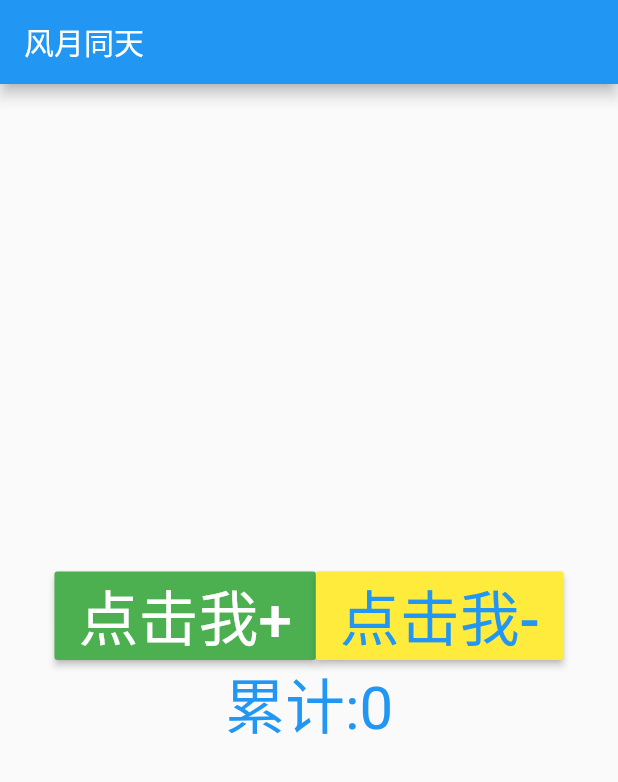
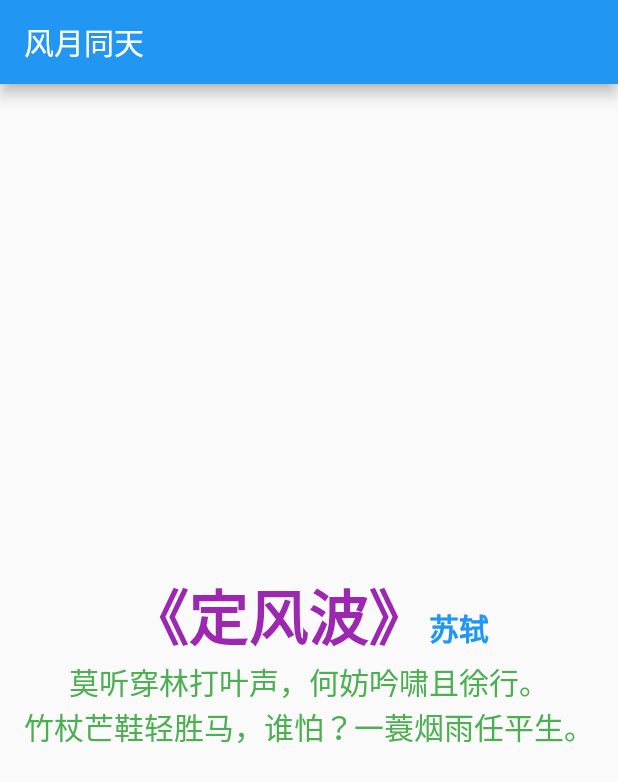
Before and after one commit to ue4-fans-code521/flutter_dart, a Flutter app: the screen it shows after launch, on a phone screen of 412 x 824 dp. Shown: the top 782 px of the screen. Run offline on Flutter 3.47's test engine with Material 2 defaults, Android fonts, the phone set to English and light mode, and no system bars.

Commit message:
4-text组件/text.rich组件

```diff
--- a/lib/main.dart
+++ b/lib/main.dart
@@ -11,8 +11,57 @@ class MyApp extends StatelessWidget {
       appBar: AppBar(
         title: Text("风月同天"),
       ),
-      body: AppContainer(),
+      body: textRichWidget(),
+//      body: textWidget(),
+//      body: AppContainer(),
     ));
+  }
+}
+
+//我们使用另外一个文本组件text.rich
+class textRichWidget extends StatelessWidget {
+  @override
+  Widget build(BuildContext context) {
+    return Center(
+      child: Text.rich(
+        TextSpan(children: [
+          TextSpan(
+              text: "《定风波》",
+              style: TextStyle(
+                  fontSize: 40,
+                  color: Colors.purple,
+                  fontWeight: FontWeight.bold)),
+          TextSpan(
+              text: "苏轼", style: TextStyle(fontSize: 20, color: Colors.blue,fontWeight: FontWeight.bold)),
+          TextSpan(
+              text: "\n莫听穿林打叶声，何妨吟啸且徐行。\n竹杖芒鞋轻胜马，谁怕？一蓑烟雨任平生。",
+              style: TextStyle(fontSize: 20, color: Colors.green)),
+        ]),
+        textAlign: TextAlign.center,
+      ),
+    );
+  }
+}
+
+//text组件
+class textWidget extends StatelessWidget {
+  @override
+  Widget build(BuildContext context) {
+    return Center(
+        child: Text(
+      "《定风波》 苏轼\n 莫听穿林打叶声，何妨吟啸且徐行。\n竹杖芒鞋轻胜马，谁怕？一蓑烟雨任平生。",
+      style: TextStyle(fontSize: 22, color: Color(0xffff00fff)),
+      textAlign: TextAlign.center,
+
+//      overflow: TextOverflow.ellipsis,
+    ));
+    //style: TextStyle(fontSize: 25, color: Colors.red),
+    // style: TextStyle(color: Color(0xffff00ff), fontSize: 20),
+    // textAlign: TextAlign.center,
+    // maxLines: 2,
+    // overflow: TextOverflow.ellipsis,
+    //textScaleFactor: 2,
+    // overflow:,       ))
   }
 }
 
@@ -20,14 +69,13 @@ class MyApp extends StatelessWidget {
 
 class AppContainer extends StatefulWidget {
   @override
-  State createState() {
+  State<StatefulWidget> createState() {
     return StateContent();
   }
 }
 
 class StateContent extends State<AppContainer> {
   int num = 0;
-
 
 //我们所需要的交互的小部件全部在该类中实现
   @override
```
